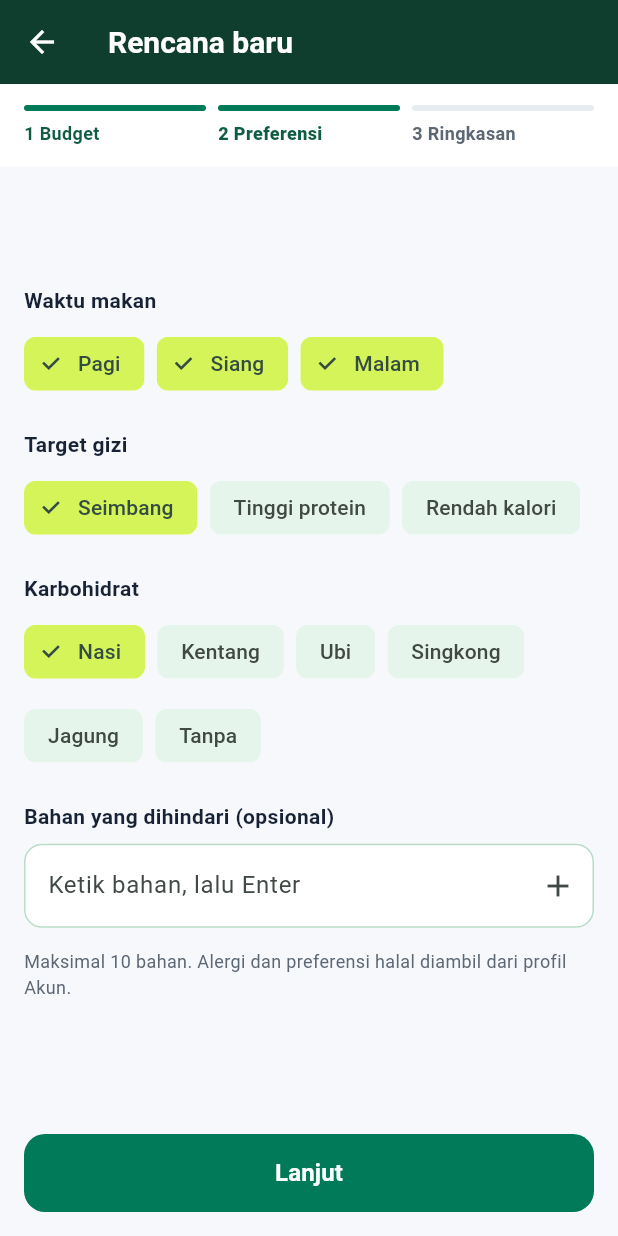
After one commit to PBPUY-11-C/TAKARKUY-APK, a Flutter app: the _CreatePlanView screen opened directly, after a tap on the "remove" icon, after a tap on the "add" icon, after a tap on "Lanjut", on a phone screen of 412 x 824 dp. The commit adds this screen. Run offline on Flutter 3.47's test engine with Material 3 defaults, Android fonts, the phone set to English and light mode, and no system bars; our stand-ins replace go_router, shared_preferences; accounts and stored records are empty.

Commit message:
feat: form rencana baru tiga langkah dengan validasi dan penggantian draft

```diff
--- a/lib/core/router/app_router.dart
+++ b/lib/core/router/app_router.dart
@@ -9,12 +9,14 @@ import 'package:takarkuy_apk/features/akun/data/auth_state.dart';
 import 'package:takarkuy_apk/features/dashboard/screens/dashboard_screen.dart';
 import 'package:takarkuy_apk/features/pantry/pantry_page.dart';
 import 'package:takarkuy_apk/features/planner/planner_page.dart';
+import 'package:takarkuy_apk/features/planner/screens/create_plan_page.dart';
 import 'package:takarkuy_apk/features/recipe_book/screens/recipe_list_page.dart';
 
 /// Alamat setiap halaman utama; modul memakai konstanta ini, bukan menulis string sendiri.
 abstract final class AppRoutes {
   static const home = '/';
   static const planner = '/planner';
+  static const plannerNew = '/planner/new';
   static const pantry = '/pantry';
   static const resep = '/resep';
   static const dashboard = '/dashboard';
@@ -32,6 +34,7 @@ GoRouter createAppRouter(AuthState authState) => GoRouter(
     final path = state.uri.path;
     const protected = {
       AppRoutes.planner,
+      AppRoutes.plannerNew,
       AppRoutes.pantry,
       AppRoutes.resep,
       AppRoutes.dashboard,
@@ -48,6 +51,7 @@ GoRouter createAppRouter(AuthState authState) => GoRouter(
   routes: [
     _route(AppRoutes.home, const MenuPage()),
     _route(AppRoutes.planner, const PlannerPage()),
+    _route(AppRoutes.plannerNew, const CreatePlanPage()),
     _route(AppRoutes.pantry, const PantryPage()),
     _route(AppRoutes.resep, const RecipeListPage()),
     _route(AppRoutes.dashboard, const DashboardScreen()),
--- /dev/null
+++ b/lib/features/planner/providers/create_plan_provider.dart
@@ -0,0 +1,161 @@
+import 'package:flutter/foundation.dart';
+import 'package:flutter/services.dart';
+
+import 'package:takarkuy_apk/core/api/api_client.dart';
+
+import '../data/plan_models.dart';
+import '../data/planner_repository.dart';
+
+/// State form "Rencana baru" tiga langkah; aturan validasinya sama dengan PlannerForm di web.
+class CreatePlanProvider extends ChangeNotifier {
+  CreatePlanProvider(this._repo);
+
+  static const mealChoices = [('sarapan', 'Pagi'), ('makan_siang', 'Siang'), ('makan_malam', 'Malam')];
+  static const targetChoices = [
+    ('seimbang', 'Seimbang'),
+    ('tinggi_protein', 'Tinggi protein'),
+    ('rendah_kalori', 'Rendah kalori'),
+  ];
+  static const riceChoices = [
+    ('nasi', 'Nasi'),
+    ('kentang', 'Kentang'),
+    ('ubi', 'Ubi'),
+    ('singkong', 'Singkong'),
+    ('jagung', 'Jagung'),
+    ('no', 'Tanpa'),
+  ];
+  static const maxBudget = 100000000;
+  static const maxExclusions = 10;
+  static const lastStep = 2;
+
+  final PlannerRepository _repo;
+
+  int budget = 150000;
+  int days = 3;
+  int servings = 2;
+  final Set<String> mealTypes = {for (final (code, _) in mealChoices) code};
+  final Set<String> targets = {'seimbang'};
+  String rice = 'nasi';
+  final List<String> exclusions = [];
+
+  int step = 0;
+  String? stepError;
+  bool submitting = false;
+  String? submitError;
+
+  /// True setelah server menolak karena masih ada draft; form menunggu persetujuan mengganti.
+  bool needsReplaceConfirmation = false;
+
+  PlanInput get input => PlanInput(
+        budget: budget,
+        days: days,
+        servings: servings,
+        mealTypes: [for (final (code, _) in mealChoices) if (mealTypes.contains(code)) code],
+        targets: [for (final (code, _) in targetChoices) if (targets.contains(code)) code],
+        rice: rice,
+        excludeIngredients: List.of(exclusions),
+      );
+
+  void setBudget(int value) => _update(() => budget = value);
+
+  void changeDays(int delta) => _update(() => days = (days + delta).clamp(1, 7));
+
+  void changeServings(int delta) => _update(() => servings = (servings + delta).clamp(1, 10));
+
+  void toggleMeal(String code) => _update(() => mealTypes.contains(code) ? mealTypes.remove(code) : mealTypes.add(code));
+
+  void toggleTarget(String code) => _update(() => targets.contains(code) ? targets.remove(code) : targets.add(code));
+
+  void setRice(String code) => _update(() => rice = code);
+
+  /// Menambah bahan yang dihindari; mengembalikan pesan error bila ditolak.
+  String? addExclusion(String raw) {
+    final name = raw.trim();
+    if (name.isEmpty) return 'Tulis nama bahan.';
+    if (exclusions.length >= maxExclusions) return 'Maksimal $maxExclusions bahan.';
+    if (exclusions.any((item) => item.toLowerCase() == name.toLowerCase())) return 'Bahan itu sudah ada.';
+    _update(() => exclusions.add(name));
+    return null;
+  }
+
+  void removeExclusion(String name) => _update(() => exclusions.remove(name));
+
+  /// Pindah ke langkah berikutnya bila langkah sekarang valid.
+  bool next() {
+    stepError = _validate(step);
+    if (stepError == null && step < lastStep) step++;
+    notifyListeners();
+    return stepError == null;
+  }
+
+  void back() => _update(() {
+        if (step > 0) step--;
+        stepError = null;
+      });
+
+  String? _validate(int step) {
+    if (step == 0) {
+      if (budget < 1) return 'Isi budget minimal Rp 1.';
+      if (budget > maxBudget) return 'Maksimal budget Rp 100.000.000.';
+    }
+    if (step == 1) {
+      if (mealTypes.isEmpty) return 'Pilih minimal satu waktu makan.';
+      if (targets.isEmpty) return 'Pilih minimal satu target gizi.';
+    }
+    return null;
+  }
+
+  /// Menyusun rencana. `replaceDraft` dipakai setelah pengguna setuju draft lama diganti.
+  Future<PlanDetail?> submit({bool replaceDraft = false}) async {
+    submitting = true;
+    submitError = null;
+    notifyListeners();
+    try {
+      PlanDetail plan;
+      if (replaceDraft) {
+        final draft = (await _repo.list()).where((plan) => plan.isDraft).firstOrNull;
+        plan = await _repo.create(input, replaceDraftId: draft?.id, replaceDraftVersion: draft?.version);
+      } else {
+        plan = await _repo.create(input);
+      }
+      needsReplaceConfirmation = false;
+      return plan;
+    } on ApiException catch (e) {
+      if (e.code == 'http_409' && !replaceDraft) {
+        needsReplaceConfirmation = true;
+      } else {
+        submitError = e.message;
+      }
+      return null;
+    } finally {
+      submitting = false;
+      notifyListeners();
+    }
+  }
+
+  void _update(void Function() change) {
+    change();
+    stepError = null;
+    notifyListeners();
+  }
+}
+
+/// Angka rupiah dari teks seperti "150.000"; teks kosong dianggap 0.
+int parseRupiah(String text) => int.tryParse(text.replaceAll(RegExp(r'[^0-9]'), '')) ?? 0;
+
+/// Membuang selain angka dan menambahkan titik ribuan saat pengguna mengetik budget.
+class RupiahInputFormatter extends TextInputFormatter {
+  const RupiahInputFormatter();
+
+  @override
+  TextEditingValue formatEditUpdate(TextEditingValue oldValue, TextEditingValue newValue) {
+    final digits = newValue.text.replaceAll(RegExp(r'[^0-9]'), '').replaceFirst(RegExp(r'^0+(?=\d)'), '');
+    final grouped = StringBuffer();
+    for (var i = 0; i < digits.length; i++) {
+      if (i > 0 && (digits.length - i) % 3 == 0) grouped.write('.');
+      grouped.write(digits[i]);
+    }
+    final text = grouped.toString();
+    return TextEditingValue(text: text, selection: TextSelection.collapsed(offset: text.length));
+  }
+}
--- /dev/null
+++ b/lib/features/planner/screens/create_plan_page.dart
@@ -0,0 +1,523 @@
+import 'package:flutter/material.dart';
+import 'package:provider/provider.dart';
+
+import 'package:takarkuy_apk/core/api/api_client.dart';
+
+import '../data/planner_repository.dart';
+import '../planner_colors.dart';
+import '../planner_format.dart';
+import '../providers/create_plan_provider.dart';
+
+/// Form "Rencana baru" tiga langkah: budget, preferensi, lalu ringkasan sebelum disusun.
+/// Ditutup dengan `Navigator.pop(context, planDetail)` setelah rencana berhasil dibuat.
+class CreatePlanPage extends StatelessWidget {
+  const CreatePlanPage({super.key});
+
+  @override
+  Widget build(BuildContext context) {
+    return ChangeNotifierProvider(
+      create: (context) => CreatePlanProvider(PlannerRepository(context.read<ApiClient?>() ?? ApiClient())),
+      child: const _CreatePlanView(),
+    );
+  }
+}
+
+class _CreatePlanView extends StatefulWidget {
+  const _CreatePlanView();
+
+  @override
+  State<_CreatePlanView> createState() => _CreatePlanViewState();
+}
+
+class _CreatePlanViewState extends State<_CreatePlanView> {
+  final _budget = TextEditingController(text: '150.000');
+  final _exclusion = TextEditingController();
+  String? _exclusionError;
+
+  @override
+  void dispose() {
+    _budget.dispose();
+    _exclusion.dispose();
+    super.dispose();
+  }
+
+  void _setBudget(CreatePlanProvider form, int value) {
+    _budget.value = const RupiahInputFormatter().formatEditUpdate(_budget.value, TextEditingValue(text: '$value'));
+    form.setBudget(value);
+  }
+
+  void _addExclusion(CreatePlanProvider form) {
+    setState(() => _exclusionError = form.addExclusion(_exclusion.text));
+    if (_exclusionError == null) _exclusion.clear();
+  }
+
+  Future<void> _submit(CreatePlanProvider form) async {
+    var plan = await form.submit();
+    if (!mounted) return;
+    if (plan == null && form.needsReplaceConfirmation) {
+      final replace = await showDialog<bool>(
+        context: context,
+        builder: (context) => AlertDialog(
+          title: const Text('Ganti draft lama?'),
+          content: const Text(
+            'Masih ada draft yang belum disimpan. Draft itu akan diganti dengan rencana baru ini.',
+          ),
+          actions: [
+            TextButton(onPressed: () => Navigator.pop(context, false), child: const Text('Batal')),
+            FilledButton(onPressed: () => Navigator.pop(context, true), child: const Text('Ganti draft')),
+          ],
+        ),
+      );
+      if (replace != true || !mounted) return;
+      plan = await form.submit(replaceDraft: true);
+      if (!mounted) return;
+    }
+    if (plan != null) Navigator.pop(context, plan);
+  }
+
+  @override
+  Widget build(BuildContext context) {
+    final form = context.watch<CreatePlanProvider>();
+    return PopScope(
+      canPop: form.step == 0,
+      onPopInvokedWithResult: (didPop, _) {
+        if (!didPop) form.back();
+      },
+      child: Scaffold(
+        backgroundColor: PlannerColors.background,
+        appBar: AppBar(
+          title: const Text('Rencana baru'),
+          leading: IconButton(
+            tooltip: form.step == 0 ? 'Tutup' : 'Kembali',
+            icon: Icon(form.step == 0 ? Icons.close : Icons.arrow_back),
+            onPressed: () => form.step == 0 ? Navigator.pop(context) : form.back(),
+          ),
+        ),
+        body: Column(
+          crossAxisAlignment: CrossAxisAlignment.stretch,
+          children: [
+            _StepIndicator(step: form.step),
+            Expanded(
+              child: AnimatedSwitcher(
+                duration: const Duration(milliseconds: 220),
+                transitionBuilder: (child, animation) => FadeTransition(
+                  opacity: animation,
+                  child: SlideTransition(
+                    position: Tween(begin: const Offset(0.04, 0), end: Offset.zero).animate(animation),
+                    child: child,
+                  ),
+                ),
+                child: SingleChildScrollView(
+                  key: ValueKey(form.step),
+                  padding: const EdgeInsets.fromLTRB(16, 18, 16, 24),
+                  child: switch (form.step) {
+                    0 => _BudgetStep(form: form, controller: _budget, onQuickPick: (value) => _setBudget(form, value)),
+                    1 => _PreferenceStep(
+                        form: form,
+                        exclusion: _exclusion,
+                        exclusionError: _exclusionError,
+                        onAddExclusion: () => _addExclusion(form),
+                      ),
+                    _ => _SummaryStep(form: form),
+                  },
+                ),
+              ),
+            ),
+            if (form.stepError != null)
+              Padding(
+                padding: const EdgeInsets.fromLTRB(16, 0, 16, 8),
+                child: Text(form.stepError!,
+                    style: const TextStyle(color: PlannerColors.danger, fontWeight: FontWeight.w600)),
+              ),
+            SafeArea(
+              top: false,
+              child: Padding(
+                padding: const EdgeInsets.fromLTRB(16, 4, 16, 16),
+                child: FilledButton(
+                  style: FilledButton.styleFrom(
+                    backgroundColor: PlannerColors.green,
+                    minimumSize: const Size.fromHeight(52),
+                  ),
+                  onPressed: form.submitting
+                      ? null
+                      : () => form.step < CreatePlanProvider.lastStep ? form.next() : _submit(form),
+                  child: form.submitting
+                      ? const SizedBox.square(
+                          dimension: 22,
+                          child: CircularProgressIndicator(strokeWidth: 2.4, color: Colors.white),
+                        )
+                      : Text(form.step < CreatePlanProvider.lastStep ? 'Lanjut' : 'Buat rencana',
+                          style: const TextStyle(fontSize: 16, fontWeight: FontWeight.w700)),
+                ),
+              ),
+            ),
+          ],
+        ),
+      ),
+    );
+  }
+}
+
+class _StepIndicator extends StatelessWidget {
+  const _StepIndicator({required this.step});
+
+  final int step;
+
+  static const _labels = ['1 Budget', '2 Preferensi', '3 Ringkasan'];
+
+  @override
+  Widget build(BuildContext context) {
+    return Container(
+      color: Colors.white,
+      padding: const EdgeInsets.fromLTRB(16, 14, 16, 14),
+      child: Row(
+        children: [
+          for (var i = 0; i < _labels.length; i++) ...[
+            if (i > 0) const SizedBox(width: 8),
+            Expanded(
+              child: Semantics(
+                selected: i == step,
+                child: Column(
+                  crossAxisAlignment: CrossAxisAlignment.start,
+                  children: [
+                    AnimatedContainer(
+                      duration: const Duration(milliseconds: 220),
+                      height: 4,
+                      decoration: BoxDecoration(
+                        color: i <= step ? PlannerColors.green : PlannerColors.line,
+                        borderRadius: BorderRadius.circular(2),
+                      ),
+                    ),
+                    const SizedBox(height: 6),
+                    Text(_labels[i],
+                        style: TextStyle(
+                          fontSize: 12,
+                          fontWeight: i == step ? FontWeight.w800 : FontWeight.w600,
+                          color: i <= step ? PlannerColors.greenText : PlannerColors.muted,
+                        )),
+                  ],
+                ),
+              ),
+            ),
+          ],
+        ],
+      ),
+    );
+  }
+}
+
+const _label = TextStyle(fontSize: 14, fontWeight: FontWeight.w700, color: PlannerColors.ink);
+const _hint = TextStyle(fontSize: 12, color: PlannerColors.muted);
+
+class _BudgetStep extends StatelessWidget {
+  const _BudgetStep({required this.form, required this.controller, required this.onQuickPick});
+
+  final CreatePlanProvider form;
+  final TextEditingController controller;
+  final ValueChanged<int> onQuickPick;
+
+  static const _quick = [('100rb', 100000), ('150rb', 150000), ('350rb', 350000)];
+
+  @override
+  Widget build(BuildContext context) {
+    return Column(
+      crossAxisAlignment: CrossAxisAlignment.stretch,
+      children: [
+        const Text('Budget', style: _label),
+        const SizedBox(height: 8),
+        TextField(
+          controller: controller,
+          keyboardType: TextInputType.number,
+          inputFormatters: const [RupiahInputFormatter()],
+          onChanged: (text) => form.setBudget(parseRupiah(text)),
+          style: const TextStyle(fontSize: 20, fontWeight: FontWeight.w800, color: PlannerColors.ink),
+          decoration: const InputDecoration(prefixText: 'Rp  ', hintText: '150.000'),
+        ),
+        const SizedBox(height: 10),
+        Wrap(
+          spacing: 8,
+          children: [
+            for (final (label, value) in _quick)
+              ChoiceChip(
+                label: Text(label),
+                selected: form.budget == value,
+                onSelected: (_) => onQuickPick(value),
+              ),
+          ],
+        ),
+        const SizedBox(height: 4),
+        const Text('Rp 1 sampai Rp 100.000.000, tanpa koma atau sen.', style: _hint),
+        const SizedBox(height: 20),
+        Row(
+          children: [
+            Expanded(
+              child: _Stepper(
+                label: 'Hari',
+                value: form.days,
+                hint: '1 sampai 7 hari',
+                subject: 'hari',
+                onChange: form.changeDays,
+              ),
+            ),
+            const SizedBox(width: 12),
+            Expanded(
+              child: _Stepper(
+                label: 'Orang',
+                value: form.servings,
+                hint: '1 sampai 10 orang',
+                subject: 'orang',
+                onChange: form.changeServings,
+              ),
+            ),
+          ],
+        ),
+        const SizedBox(height: 20),
+        Container(
+          padding: const EdgeInsets.all(16),
+          decoration: BoxDecoration(color: const Color(0xFF0F3D2E), borderRadius: BorderRadius.circular(16)),
+          child: Row(
+            children: [
+              const Expanded(
+                child: Text('Budget per orang per hari', style: TextStyle(color: Color(0xFFCFE0D6), fontSize: 13)),
+              ),
+              Text(
+                formatRupiah(form.input.perPersonPerDay).replaceFirst('Rp ', 'Rp'),
+                style: const TextStyle(color: Color(0xFFD4F45A), fontSize: 22, fontWeight: FontWeight.w800),
+              ),
+            ],
+          ),
+        ),
+      ],
+    );
+  }
+}
+
+class _Stepper extends StatelessWidget {
+  const _Stepper({
+    required this.label,
+    required this.value,
+    required this.hint,
+    required this.subject,
+    required this.onChange,
+  });
+
+  final String label;
+  final int value;
+  final String hint;
+  final String subject;
+  final ValueChanged<int> onChange;
+
+  @override
+  Widget build(BuildContext context) {
+    return Column(
+      crossAxisAlignment: CrossAxisAlignment.start,
+      children: [
+        Text(label, style: _label),
+        const SizedBox(height: 8),
+        DecoratedBox(
+          decoration: BoxDecoration(
+            color: Colors.white,
+            border: Border.all(color: PlannerColors.field),
+            borderRadius: BorderRadius.circular(12),
+          ),
+          child: Row(
+            children: [
+              IconButton(tooltip: 'Kurangi $subject', onPressed: () => onChange(-1), icon: const Icon(Icons.remove)),
+              Expanded(
+                child: Text('$value',
+                    textAlign: TextAlign.center,
+                    style: const TextStyle(fontSize: 18, fontWeight: FontWeight.w800, color: PlannerColors.ink)),
+              ),
+              IconButton(tooltip: 'Tambah $subject', onPressed: () => onChange(1), icon: const Icon(Icons.add)),
+            ],
+          ),
+        ),
+        const SizedBox(height: 6),
+        Text(hint, style: _hint),
+      ],
+    );
+  }
+}
+
+class _PreferenceStep extends StatelessWidget {
+  const _PreferenceStep({
+    required this.form,
+    required this.exclusion,
+    required this.exclusionError,
+    required this.onAddExclusion,
+  });
+
+  final CreatePlanProvider form;
+  final TextEditingController exclusion;
+  final String? exclusionError;
+  final VoidCallback onAddExclusion;
+
+  @override
+  Widget build(BuildContext context) {
+    return Column(
+      crossAxisAlignment: CrossAxisAlignment.stretch,
+      children: [
+        const Text('Waktu makan', style: _label),
+        const SizedBox(height: 8),
+        Wrap(
+          spacing: 8,
+          runSpacing: 8,
+          children: [
+            for (final (code, label) in CreatePlanProvider.mealChoices)
+              FilterChip(
+                label: Text(label),
+                selected: form.mealTypes.contains(code),
+                onSelected: (_) => form.toggleMeal(code),
+              ),
+          ],
+        ),
+        const SizedBox(height: 20),
+        const Text('Target gizi', style: _label),
+        const SizedBox(height: 8),
+        Wrap(
+          spacing: 8,
+          runSpacing: 8,
+          children: [
+            for (final (code, label) in CreatePlanProvider.targetChoices)
+              FilterChip(
+                label: Text(label),
+                selected: form.targets.contains(code),
+                onSelected: (_) => form.toggleTarget(code),
+              ),
+          ],
+        ),
+        const SizedBox(height: 20),
+        const Text('Karbohidrat', style: _label),
+        const SizedBox(height: 8),
+        Wrap(
+          spacing: 8,
+          runSpacing: 8,
+          children: [
+            for (final (code, label) in CreatePlanProvider.riceChoices)
+              ChoiceChip(label: Text(label), selected: form.rice == code, onSelected: (_) => form.setRice(code)),
+          ],
+        ),
+        const SizedBox(height: 20),
+        const Text('Bahan yang dihindari (opsional)', style: _label),
+        const SizedBox(height: 8),
+        TextField(
+          controller: exclusion,
+          textInputAction: TextInputAction.done,
+          onSubmitted: (_) => onAddExclusion(),
+          decoration: InputDecoration(
+            hintText: 'Ketik bahan, lalu Enter',
+            errorText: exclusionError,
+            suffixIcon: IconButton(tooltip: 'Tambah bahan', onPressed: onAddExclusion, icon: const Icon(Icons.add)),
+          ),
+        ),
+        const SizedBox(height: 8),
+        Wrap(
+          spacing: 8,
+          runSpacing: 8,
+          children: [
+            for (final name in form.exclusions)
+              InputChip(label: Text(name), onDeleted: () => form.removeExclusion(name), deleteButtonTooltipMessage: 'Hapus $name'),
+          ],
+        ),
+        const SizedBox(height: 6),
+        const Text('Maksimal 10 bahan. Alergi dan preferensi halal diambil dari profil Akun.', style: _hint),
+      ],
+    );
+  }
+}
+
+class _SummaryStep extends StatelessWidget {
+  const _SummaryStep({required this.form});
+
+  final CreatePlanProvider form;
+
+  String _labels(List<(String, String)> choices, Iterable<String> selected) =>
+      [for (final (code, label) in choices) if (selected.contains(code)) label].join(', ');
+
+  @override
+  Widget build(BuildContext context) {
+    final rows = [
+      ('Budget', formatRupiah(form.budget)),
+      ('Durasi', '${form.days} hari · ${form.servings} orang'),
+      ('Waktu makan', _labels(CreatePlanProvider.mealChoices, form.mealTypes)),
+      ('Target gizi', _labels(CreatePlanProvider.targetChoices, form.targets)),
+      ('Karbohidrat', _labels(CreatePlanProvider.riceChoices, [form.rice])),
+      ('Dihindari', form.exclusions.isEmpty ? 'Tidak ada' : form.exclusions.join(', ')),
+    ];
+    return Column(
+      crossAxisAlignment: CrossAxisAlignment.stretch,
+      children: [
+        const Text('Periksa sebelum disusun',
+            style: TextStyle(fontSize: 22, fontWeight: FontWeight.w800, color: PlannerColors.ink)),
+        const SizedBox(height: 14),
+        if (form.submitError != null) ...[
+          Container(
+            padding: const EdgeInsets.all(14),
+            decoration: BoxDecoration(color: PlannerColors.warnSoft, borderRadius: BorderRadius.circular(14)),
+            child: Row(
+              crossAxisAlignment: CrossAxisAlignment.start,
+              children: [
+                const Icon(Icons.info_outline, color: PlannerColors.warn),
+                const SizedBox(width: 10),
+                Expanded(
+                  child: Text(form.submitError!,
+                      style: const TextStyle(color: PlannerColors.warn, fontWeight: FontWeight.w700)),
+                ),
+              ],
+            ),
+          ),
+          const SizedBox(height: 14),
+        ],
+        DecoratedBox(
+          decoration: BoxDecoration(
+            color: Colors.white,
+            border: Border.all(color: PlannerColors.line),
+            borderRadius: BorderRadius.circular(16),
+          ),
+          child: Column(
+            children: [
+              for (var i = 0; i < rows.length; i++)
+                Container(
+                  constraints: const BoxConstraints(minHeight: 52),
+                  padding: const EdgeInsets.symmetric(horizontal: 16, vertical: 10),
+                  decoration: BoxDecoration(
+                    border: i == rows.length - 1
+                        ? null
+                        : const Border(bottom: BorderSide(color: Color(0xFFEEF2F6))),
+                  ),
+                  child: Row(
+                    children: [
+                      Text(rows[i].$1, style: const TextStyle(fontSize: 14, color: PlannerColors.muted)),
+                      const SizedBox(width: 12),
+                      Expanded(
+                        child: Text(rows[i].$2,
+                            textAlign: TextAlign.right,
+                            style: const TextStyle(fontSize: 15, fontWeight: FontWeight.w700, color: PlannerColors.ink)),
+                      ),
+                    ],
+                  ),
+                ),
+            ],
+          ),
+        ),
+        const SizedBox(height: 14),
+        Container(
+          padding: const EdgeInsets.all(14),
+          decoration: BoxDecoration(color: PlannerColors.greenSoft, borderRadius: BorderRadius.circular(14)),
+          child: Row(
+            children: [
+              const Expanded(child: Text('Per orang per hari', style: TextStyle(color: PlannerColors.greenText))),
+              Text(formatRupiah(form.input.perPersonPerDay).replaceFirst('Rp ', 'Rp'),
+                  style: const TextStyle(fontSize: 18, fontWeight: FontWeight.w800, color: PlannerColors.greenText)),
+            ],
+          ),
+        ),
+        const SizedBox(height: 12),
+        const Text(
+          'Hasilnya disimpan sebagai draft dulu. Kalau masih ada draft lama, kamu akan ditanya apakah draft itu boleh diganti.',
+          style: TextStyle(fontSize: 13, color: PlannerColors.muted, height: 1.5),
+        ),
+      ],
+    );
+  }
+}
```
Also changed, not shown: lib/features/planner/planner_page.dart (+19 -0 lines).
